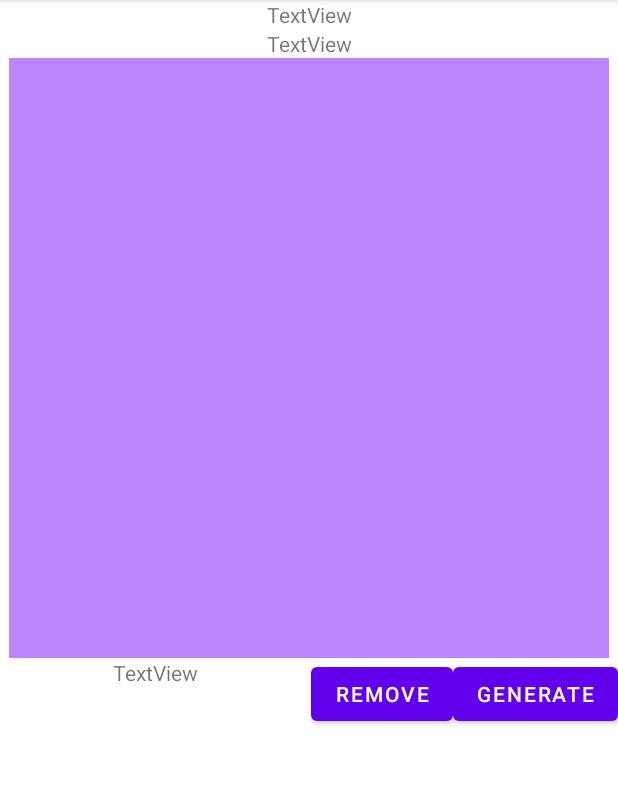
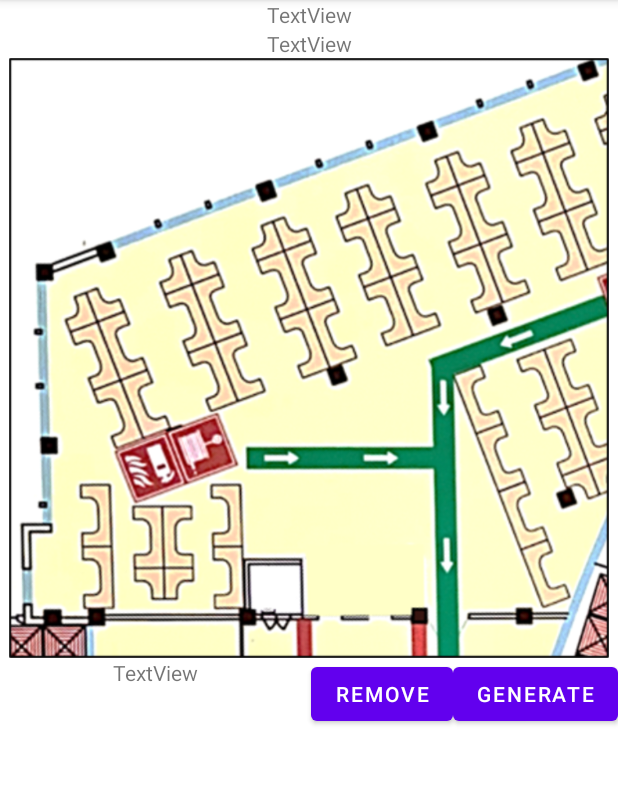
Before and after one commit to TweeSunyuqing/TraMap, an Android app: the screen it shows after launch (MainActivity), on a phone screen of 412 x 824 dp, the part 84-869 px from its top. Run offline under Robolectric (Android 15) with nearby library versions, the phone set to English and light mode, and no system bars.

Commit message:
Add labmap

```diff
--- a/AndroidSLAMMaster/app/src/main/java/com/example/android_pdr_master/MainActivity.java
+++ b/AndroidSLAMMaster/app/src/main/java/com/example/android_pdr_master/MainActivity.java
@@ -7,6 +7,7 @@ import android.hardware.SensorEventListener;
 import android.hardware.SensorManager;
 import android.os.Bundle;
 import android.util.Log;
+import android.view.ScaleGestureDetector;
 import android.view.View;
 import android.widget.Button;
 import android.widget.LinearLayout;
--- a/AndroidSLAMMaster/app/src/main/res/layout/activity_main.xml
+++ b/AndroidSLAMMaster/app/src/main/res/layout/activity_main.xml
@@ -39,7 +39,7 @@
         android:id="@+id/root"
         android:layout_width="400dp"
         android:layout_height="400dp"
-        android:background="@color/purple_200"
+        android:background="@drawable/labmap"
         android:orientation="vertical"
         app:layout_constraintEnd_toEndOf="parent"
         app:layout_constraintStart_toStartOf="parent"
```
Also changed, not shown: AndroidSLAMMaster/app/src/main/res/drawable/labmap.png (added).
